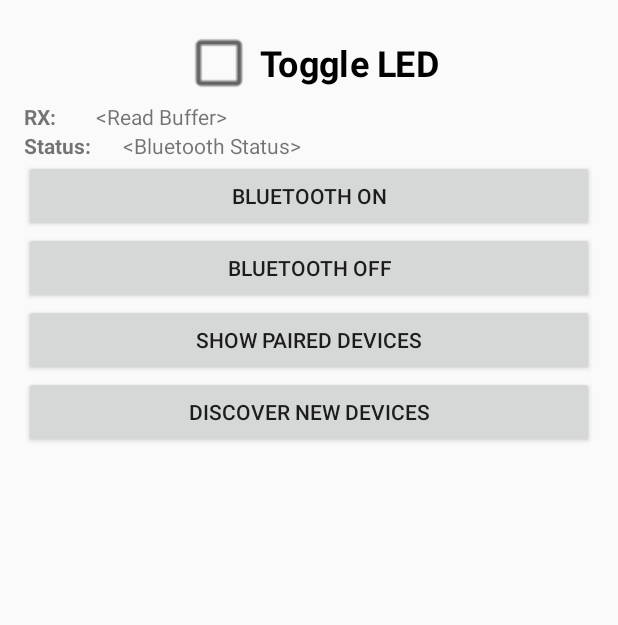
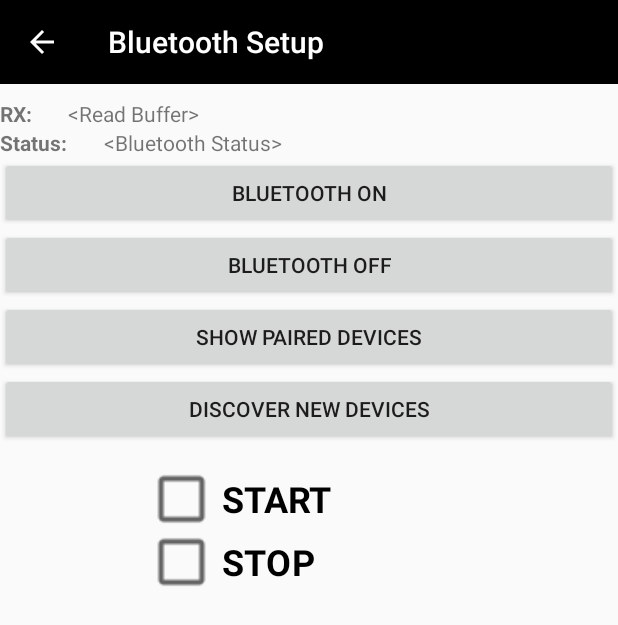
Before and after one commit to vatsalm93/CMPE-243-Autonomous-RC-Car, an Android app: the Bluetooth screen opened directly, with no data from a screen before it, on a phone screen of 412 x 824 dp. Shown: the top 625 px of the screen. Run offline under Robolectric (Android 15) with nearby library versions, the phone set to English and light mode, and no system bars.

Commit message:
Added Toolbar for Bluetooth Activity

```diff
--- a/Android_App_Development/TechSavvy/app/src/main/java/com/example/techsavvy/Bluetooth.java
+++ b/Android_App_Development/TechSavvy/app/src/main/java/com/example/techsavvy/Bluetooth.java
@@ -15,6 +15,7 @@ import android.os.SystemClock;
 import android.support.v4.app.ActivityCompat;
 import android.support.v4.content.ContextCompat;
 import android.support.v7.app.AppCompatActivity;
+import android.support.v7.widget.Toolbar;
 import android.util.Log;
 import android.view.View;
 import android.widget.AdapterView;
@@ -46,7 +47,8 @@ public class Bluetooth extends AppCompatActivity {
     private Set<BluetoothDevice> mPairedDevices;
     private ArrayAdapter<String> mBTArrayAdapter;
     private ListView mDevicesListView;
-    private CheckBox mLED1;
+    private CheckBox mStart;
+    private CheckBox mStop;
 
     private final String TAG = MainActivity.class.getSimpleName();
     private Handler mHandler; // Our main handler that will receive callback notifications
@@ -65,6 +67,9 @@ public class Bluetooth extends AppCompatActivity {
     protected void onCreate(Bundle savedInstanceState) {
         super.onCreate(savedInstanceState);
         setContentView(R.layout.activity_bluetooth2);
+        Toolbar toolbar = findViewById(R.id.toolbar_bt);
+        setSupportActionBar(toolbar);
+        getSupportActionBar().setDisplayHomeAsUpEnabled(true);
 
 
                 mBluetoothStatus = (TextView)findViewById(R.id.bluetoothStatus);
@@ -73,7 +78,8 @@ public class Bluetooth extends AppCompatActivity {
                 mOffBtn = (Button)findViewById(R.id.off);
                 mDiscoverBtn = (Button)findViewById(R.id.discover);
                 mListPairedDevicesBtn = (Button)findViewById(R.id.PairedBtn);
-                mLED1 = (CheckBox)findViewById(R.id.checkboxLED1);
+                mStart = (CheckBox)findViewById(R.id.start);
+                mStop = (CheckBox)findViewById(R.id.stop);
 
                 mBTArrayAdapter = new ArrayAdapter<String>(this,android.R.layout.simple_list_item_1);
                 mBTAdapter = BluetoothAdapter.getDefaultAdapter(); // get a handle on the bluetooth radio
@@ -115,11 +121,18 @@ public class Bluetooth extends AppCompatActivity {
                 }
                 else {
 
-                    mLED1.setOnClickListener(new View.OnClickListener(){
+                    mStart.setOnClickListener(new View.OnClickListener(){
                         @Override
                         public void onClick(View v){
                             if(mConnectedThread != null) //First check to make sure thread created
                                 mConnectedThread.write("1");
+                        }
+                    });
+                    mStop.setOnClickListener(new View.OnClickListener(){
+                        @Override
+                        public void onClick(View v){
+                            if(mConnectedThread != null) //First check to make sure thread created
+                                mConnectedThread.write("0");
                         }
                     });
 
--- a/Android_App_Development/TechSavvy/app/src/main/res/layout/activity_bluetooth2.xml
+++ b/Android_App_Development/TechSavvy/app/src/main/res/layout/activity_bluetooth2.xml
@@ -3,123 +3,137 @@
     xmlns:tools="http://schemas.android.com/tools"
     android:layout_width="match_parent"
     android:layout_height="match_parent"
-    android:paddingBottom="@dimen/activity_vertical_margin"
-    android:paddingLeft="@dimen/activity_horizontal_margin"
-    android:paddingRight="@dimen/activity_horizontal_margin"
-    android:paddingTop="@dimen/activity_vertical_margin"
-    tools:context=".BluetoothActivity">
-
+    android:title="@string/title_bt"
+    tools:context=".Bluetooth">
 
     <LinearLayout
-        android:orientation="vertical"
         android:layout_width="match_parent"
-        android:layout_height="match_parent">
+        android:layout_height="match_parent"
+        android:orientation="vertical">
 
-        <CheckBox
-            android:layout_width="wrap_content"
-            android:layout_height="wrap_content"
-            android:text="Toggle LED"
-            android:id="@+id/checkboxLED1"
-            android:layout_marginTop="10dp"
-            android:checked="false"
-            android:layout_alignLeft="@+id/bluetoothStatus"
-            android:layout_alignStart="@+id/bluetoothStatus"
-            android:scaleX="1.7"
-            android:scaleY="1.7"
-            android:textStyle="bold"
-            android:layout_gravity="center_horizontal" />
+        <include
+            android:id="@+id/toolbar_bt"
+            layout="@layout/toolbar_layout" />
 
         <LinearLayout
-            android:orientation="horizontal"
             android:layout_width="match_parent"
+            android:layout_height="wrap_content"
             android:layout_marginTop="10dp"
-            android:layout_height="wrap_content">
+            android:orientation="horizontal">
+
+            <TextView
+                android:layout_width="38dp"
+                android:layout_height="wrap_content"
+                android:layout_weight="0.1"
+                android:ellipsize="end"
+                android:maxLines="1"
+                android:text="RX:"
+                android:textStyle="bold" />
+
+            <TextView
+                android:id="@+id/readBuffer"
+                android:layout_width="300dp"
+                android:layout_height="match_parent"
+                android:layout_centerHorizontal="true"
+                android:layout_weight="0.9"
+                android:ellipsize="end"
+                android:maxLines="2"
+                android:text="&lt;Read Buffer>" />
+        </LinearLayout>
+
+        <LinearLayout
+            android:layout_width="match_parent"
+            android:layout_height="wrap_content"
+            android:orientation="horizontal">
+
             <TextView
                 android:layout_width="wrap_content"
                 android:layout_height="wrap_content"
                 android:layout_weight="0.1"
-                android:text="RX:"
                 android:ellipsize="end"
                 android:maxLines="1"
+                android:text="Status:"
                 android:textStyle="bold" />
+
             <TextView
+                android:id="@+id/bluetoothStatus"
                 android:layout_width="wrap_content"
-                android:layout_height="wrap_content"
+                android:layout_height="match_parent"
+                android:layout_alignTop="@+id/checkboxLED1"
+                android:layout_centerHorizontal="true"
                 android:layout_weight="0.9"
                 android:ellipsize="end"
                 android:maxLines="1"
-                android:text="&lt;Read Buffer>"
-                android:id="@+id/readBuffer"
-                android:layout_centerHorizontal="true" />
-        </LinearLayout>
-
-        <LinearLayout
-            android:orientation="horizontal"
-            android:layout_width="match_parent"
-            android:layout_height="wrap_content">
-            <TextView
-                android:layout_width="wrap_content"
-                android:layout_height="wrap_content"
-                android:layout_weight="0.1"
-                android:text="Status:"
-                android:ellipsize="end"
-                android:maxLines="1"
-                android:textStyle="bold" />
-            <TextView
-                android:layout_width="wrap_content"
-                android:layout_height="wrap_content"
-                android:layout_weight="0.9"
-
-                android:text="&lt;Bluetooth Status>"
-                android:id="@+id/bluetoothStatus"
-                android:ellipsize="end"
-                android:maxLines="1"
-                android:layout_centerHorizontal="true"
-                android:layout_alignTop="@+id/checkboxLED1" />
+                android:text="&lt;Bluetooth Status>" />
         </LinearLayout>
 
         <Button
+            android:id="@+id/scan"
             android:layout_width="match_parent"
             android:layout_height="wrap_content"
-            android:text="Bluetooth ON"
-            android:id="@+id/scan"
             android:layout_centerVertical="true"
-            android:layout_toStartOf="@+id/off" />
+            android:layout_toStartOf="@+id/off"
+            android:text="Bluetooth ON" />
 
         <Button
+            android:id="@+id/off"
             android:layout_width="match_parent"
             android:layout_height="wrap_content"
-            android:text="Bluetooth OFF"
-            android:id="@+id/off"
             android:layout_alignBottom="@+id/scan"
             android:layout_toEndOf="@+id/PairedBtn"
-            android:layout_toRightOf="@+id/PairedBtn" />
+            android:layout_toRightOf="@+id/PairedBtn"
+            android:text="Bluetooth OFF" />
 
         <Button
+            android:id="@+id/PairedBtn"
             android:layout_width="match_parent"
             android:layout_height="wrap_content"
-            android:text="Show paired Devices"
-            android:id="@+id/PairedBtn"
             android:layout_below="@+id/scan"
-            android:layout_toStartOf="@+id/discover" />
+            android:layout_toStartOf="@+id/discover"
+            android:text="Show paired Devices" />
 
         <Button
+            android:id="@+id/discover"
             android:layout_width="match_parent"
             android:layout_height="wrap_content"
-            android:text="Discover New Devices"
-            android:id="@+id/discover"
             android:layout_below="@+id/off"
+            android:layout_toEndOf="@+id/checkboxLED1"
             android:layout_toRightOf="@+id/checkboxLED1"
-            android:layout_toEndOf="@+id/checkboxLED1" />
+            android:text="Discover New Devices" />
+
+
+        <CheckBox
+            android:id="@+id/start"
+            android:layout_width="132dp"
+            android:layout_height="wrap_content"
+            android:layout_gravity="center_horizontal"
+            android:layout_marginTop="20dp"
+            android:checked="false"
+            android:scaleX="1.7"
+            android:scaleY="1.7"
+            android:text="START"
+            android:textStyle="bold" />
+
+        <CheckBox
+            android:id="@+id/stop"
+            android:layout_width="132dp"
+            android:layout_height="wrap_content"
+            android:layout_gravity="center_horizontal"
+            android:layout_marginTop="10dp"
+            android:checked="false"
+            android:scaleX="1.7"
+            android:scaleY="1.7"
+            android:text="STOP"
+            android:textStyle="bold" />
 
         <ListView
-            android:layout_width="wrap_content"
-            android:layout_height="wrap_content"
             android:id="@+id/devicesListView"
-            android:choiceMode="singleChoice"
+            android:layout_width="match_parent"
+            android:layout_height="299dp"
             android:layout_below="@+id/PairedBtn"
+            android:layout_alignEnd="@+id/off"
             android:layout_alignRight="@+id/off"
-            android:layout_alignEnd="@+id/off" />
+            android:choiceMode="singleChoice" />
 
     </LinearLayout>
 
--- /dev/null
+++ b/Android_App_Development/TechSavvy/app/src/main/res/layout/bluetooth_toolbar.xml
@@ -0,0 +1,11 @@
+<?xml version="1.0" encoding="utf-8"?>
+<android.support.v7.widget.Toolbar xmlns:android="http://schemas.android.com/apk/res/android"
+    android:layout_width="match_parent"
+    android:layout_height="wrap_content"
+    android:background="@color/colorPrimary"
+    android:elevation="4dp"
+    android:theme="@style/ThemeOverlay.AppCompat.Dark.ActionBar"
+    >
+
+
+</android.support.v7.widget.Toolbar>
--- a/Android_App_Development/TechSavvy/app/src/main/res/values/strings.xml
+++ b/Android_App_Development/TechSavvy/app/src/main/res/values/strings.xml
@@ -1,7 +1,7 @@
 <resources>
     <string name="app_name">Tech Savy</string>
     <string name="title_home">Home</string>
-    <string name="title_dashboard">BlueTooth Finder</string>
+    <string name="title_bt">Bluetooth Setup</string>
     <string name="title_notifications">Notifications</string>
     <string name="button">Button</string>
     <string name="textview">TextView</string>
--- a/Android_App_Development/TechSavvy/app/src/main/res/values/styles.xml
+++ b/Android_App_Development/TechSavvy/app/src/main/res/values/styles.xml
@@ -4,8 +4,9 @@
     <style name="AppTheme" parent="Theme.AppCompat.Light.NoActionBar">
         <!-- Customize your theme here. -->
         <item name="colorPrimary">@color/colorPrimary</item>
-        <item name="colorPrimaryDark">@color/colorPrimaryDark</item>
+        <item name="colorPrimaryDark">@color/colorDark</item>
         <item name="colorAccent">@color/colorAccent</item>
     </style>
 
+
 </resources>
```
Also changed, not shown: Android_App_Development/TechSavvy/app/src/main/AndroidManifest.xml (+6 -1 lines).
